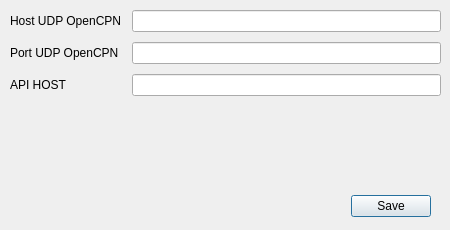
awaleilmo/receiver_nmea, file UI/config.ui: the form before one commit.
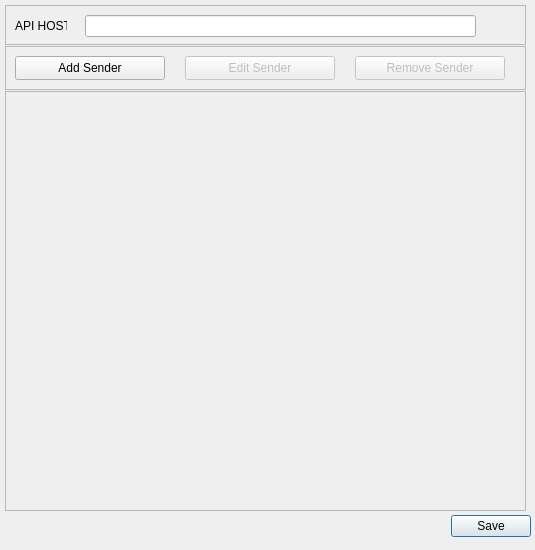
The form after the commit.

Commit message: update sender configuration and add form sender

```diff
--- a/UI/config.ui
+++ b/UI/config.ui
@@ -6,14 +6,20 @@
    <rect>
     <x>0</x>
     <y>0</y>
-    <width>450</width>
-    <height>230</height>
+    <width>535</width>
+    <height>550</height>
    </rect>
   </property>
+  <property name="minimumSize">
+   <size>
+    <width>535</width>
+    <height>550</height>
+   </size>
+  </property>
   <property name="maximumSize">
    <size>
-    <width>450</width>
-    <height>230</height>
+    <width>535</width>
+    <height>550</height>
    </size>
   </property>
   <property name="focusPolicy">
@@ -25,9 +31,9 @@
   <widget class="QDialogButtonBox" name="buttonBox">
    <property name="geometry">
     <rect>
-     <x>20</x>
-     <y>190</y>
-     <width>411</width>
+     <x>0</x>
+     <y>510</y>
+     <width>531</width>
      <height>32</height>
     </rect>
    </property>
@@ -44,55 +50,193 @@
   <widget class="QWidget" name="formLayoutWidget">
    <property name="geometry">
     <rect>
-     <x>10</x>
-     <y>10</y>
-     <width>431</width>
-     <height>171</height>
+     <x>0</x>
+     <y>0</y>
+     <width>531</width>
+     <height>511</height>
     </rect>
    </property>
    <layout class="QFormLayout" name="formLayout">
-    <property name="fieldGrowthPolicy">
-     <enum>QFormLayout::FieldGrowthPolicy::AllNonFixedFieldsGrow</enum>
+    <property name="sizeConstraint">
+     <enum>QLayout::SizeConstraint::SetDefaultConstraint</enum>
     </property>
-    <property name="rowWrapPolicy">
-     <enum>QFormLayout::RowWrapPolicy::DontWrapRows</enum>
+    <property name="labelAlignment">
+     <set>Qt::AlignmentFlag::AlignCenter</set>
+    </property>
+    <property name="formAlignment">
+     <set>Qt::AlignmentFlag::AlignHCenter|Qt::AlignmentFlag::AlignTop</set>
     </property>
     <property name="horizontalSpacing">
-     <number>10</number>
+     <number>1</number>
     </property>
     <property name="verticalSpacing">
-     <number>10</number>
+     <number>1</number>
     </property>
-    <item row="0" column="0">
-     <widget class="QLabel" name="label_3">
-      <property name="text">
-       <string>Host UDP OpenCPN</string>
+    <property name="leftMargin">
+     <number>5</number>
+    </property>
+    <property name="topMargin">
+     <number>5</number>
+    </property>
+    <property name="rightMargin">
+     <number>5</number>
+    </property>
+    <item row="0" column="0" colspan="2">
+     <widget class="QFrame" name="frame_2">
+      <property name="minimumSize">
+       <size>
+        <width>500</width>
+        <height>40</height>
+       </size>
       </property>
+      <property name="frameShape">
+       <enum>QFrame::Shape::StyledPanel</enum>
+      </property>
+      <property name="frameShadow">
+       <enum>QFrame::Shadow::Raised</enum>
+      </property>
+      <widget class="QLabel" name="label_6">
+       <property name="geometry">
+        <rect>
+         <x>10</x>
+         <y>10</y>
+         <width>52</width>
+         <height>22</height>
+        </rect>
+       </property>
+       <property name="text">
+        <string>API HOST</string>
+       </property>
+      </widget>
+      <widget class="QLineEdit" name="apiServer">
+       <property name="geometry">
+        <rect>
+         <x>80</x>
+         <y>10</y>
+         <width>391</width>
+         <height>22</height>
+        </rect>
+       </property>
+      </widget>
      </widget>
     </item>
-    <item row="0" column="1">
-     <widget class="QLineEdit" name="cpnHost"/>
-    </item>
-    <item row="1" column="0">
-     <widget class="QLabel" name="label_4">
-      <property name="text">
-       <string>Port UDP OpenCPN</string>
+    <item row="1" column="0" colspan="2">
+     <widget class="QFrame" name="frame">
+      <property name="minimumSize">
+       <size>
+        <width>0</width>
+        <height>44</height>
+       </size>
       </property>
+      <property name="frameShape">
+       <enum>QFrame::Shape::StyledPanel</enum>
+      </property>
+      <property name="frameShadow">
+       <enum>QFrame::Shadow::Raised</enum>
+      </property>
+      <property name="midLineWidth">
+       <number>0</number>
+      </property>
+      <widget class="QPushButton" name="add_button">
+       <property name="geometry">
+        <rect>
+         <x>10</x>
+         <y>10</y>
+         <width>150</width>
+         <height>24</height>
+        </rect>
+       </property>
+       <property name="minimumSize">
+        <size>
+         <width>150</width>
+         <height>0</height>
+        </size>
+       </property>
+       <property name="maximumSize">
+        <size>
+         <width>200</width>
+         <height>16777215</height>
+        </size>
+       </property>
+       <property name="text">
+        <string>Add Sender</string>
+       </property>
+      </widget>
+      <widget class="QPushButton" name="edit_button">
+       <property name="enabled">
+        <bool>false</bool>
+       </property>
+       <property name="geometry">
+        <rect>
+         <x>180</x>
+         <y>10</y>
+         <width>150</width>
+         <height>24</height>
+        </rect>
+       </property>
+       <property name="minimumSize">
+        <size>
+         <width>150</width>
+         <height>0</height>
+        </size>
+       </property>
+       <property name="maximumSize">
+        <size>
+         <width>200</width>
+         <height>16777215</height>
+        </size>
+       </property>
+       <property name="text">
+        <string>Edit Sender</string>
+       </property>
+      </widget>
+      <widget class="QPushButton" name="remove_button">
+       <property name="enabled">
+        <bool>false</bool>
+       </property>
+       <property name="geometry">
+        <rect>
+         <x>350</x>
+         <y>10</y>
+         <width>150</width>
+         <height>24</height>
+        </rect>
+       </property>
+       <property name="minimumSize">
+        <size>
+         <width>150</width>
+         <height>0</height>
+        </size>
+       </property>
+       <property name="maximumSize">
+        <size>
+         <width>200</width>
+         <height>16777215</height>
+        </size>
+       </property>
+       <property name="text">
+        <string>Remove Sender</string>
+       </property>
+      </widget>
      </widget>
     </item>
-    <item row="1" column="1">
-     <widget class="QLineEdit" name="cpnPort"/>
-    </item>
-    <item row="2" column="0">
-     <widget class="QLabel" name="label_5">
-      <property name="text">
-       <string>API HOST</string>
+    <item row="2" column="0" colspan="2">
+     <widget class="QScrollArea" name="scrollArea">
+      <property name="widgetResizable">
+       <bool>true</bool>
       </property>
+      <widget class="QWidget" name="scrollAreaWidgetContents_2">
+       <property name="geometry">
+        <rect>
+         <x>0</x>
+         <y>0</y>
+         <width>519</width>
+         <height>417</height>
+        </rect>
+       </property>
+      </widget>
      </widget>
     </item>
-    <item row="2" column="1">
-     <widget class="QLineEdit" name="apiServer"/>
-    </item>
    </layout>
   </widget>
  </widget>
```
Left out of the diff: 2 changed lines with no effect on the pictures. The commit also changes 13 other files.
